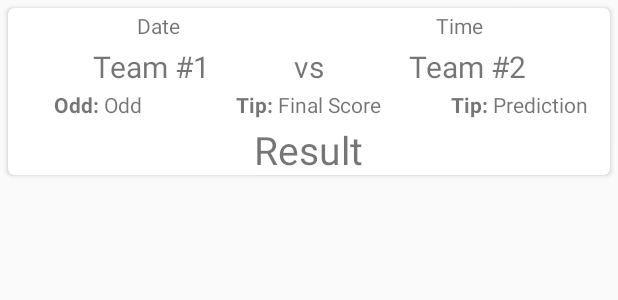
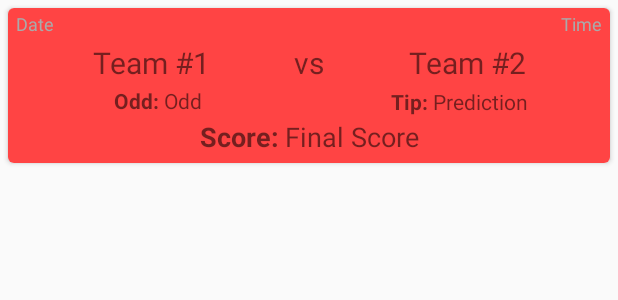
Before and after one commit to ExtinctSpecie/Betman, an Android app: the layout lv_adapter_tv_history.xml on its own in the app's theme, with its tools: preview values and no code run, on a phone screen of 412 x 824 dp. Shown: the top 300 px of the screen. Run offline under Robolectric (Android 15) with nearby library versions, the phone set to English and light mode, and no system bars.

Commit message:
history item xml changed

```diff
--- a/Betman/app/src/main/java/com/extinctspecie/betman/adapters/LVAdapterTVHistory.java
+++ b/Betman/app/src/main/java/com/extinctspecie/betman/adapters/LVAdapterTVHistory.java
@@ -1,10 +1,12 @@
 package com.extinctspecie.betman.adapters;
 
 import android.content.Context;
+import android.graphics.Color;
 import android.view.LayoutInflater;
 import android.view.View;
 import android.view.ViewGroup;
 import android.widget.BaseAdapter;
+import android.widget.LinearLayout;
 import android.widget.TextView;
 
 import com.extinctspecie.betman.R;
@@ -77,11 +79,12 @@ public class LVAdapterTVHistory extends BaseAdapter
             viewHolder.tvDate = (TextView) view.findViewById(R.id.tvDate);
             viewHolder.tvDate.setTypeface(Fonts.getSFDiegoSans());
 
-            viewHolder.tvResult = (TextView) view.findViewById(R.id.tvResult);
-            viewHolder.tvResult.setTypeface(Fonts.getSFDiegoSans());
 
             viewHolder.tvFinalScore = (TextView) view.findViewById(R.id.tvFinalScore);
-            viewHolder.tvFinalScore.setTypeface(Fonts.getSFDiegoSans());
+            //viewHolder.tvFinalScore.setTypeface(Fonts.getSFDiegoSans());
+
+
+            viewHolder.llHistoryItem = (LinearLayout) view.findViewById(R.id.llHistoryItem);
 
             //tvTemp = (TextView) view.findViewById(R.id.tvOddSymbol);
             //tvTemp.setTypeface(Fonts.getSFDiegoSans());
@@ -97,7 +100,7 @@ public class LVAdapterTVHistory extends BaseAdapter
 
         viewHolder.tvTime.setText(item.getTimeOfGame().substring(11,16));
 
-        viewHolder.tvDate.setText(item.getDateOfGame());
+        viewHolder.tvDate.setText(item.getDateOfGame().replace("-", "/"));
 
         viewHolder.tvTeamOne.setText(item.getTeamOne());
 
@@ -109,7 +112,10 @@ public class LVAdapterTVHistory extends BaseAdapter
 
         viewHolder.tvFinalScore.setText(item.getFinalScore());
 
-        viewHolder.tvResult.setText(item.getResult());
+        if (item.getResult().equals("true")){
+            viewHolder.llHistoryItem.setBackgroundColor(Color.parseColor("#69F0AE"));
+        }
+
 
 //        viewHolder.tvTime.setText(item.getTimeOfGame().substring(11,16));
 
@@ -123,8 +129,8 @@ public class LVAdapterTVHistory extends BaseAdapter
         TextView tvPrediction;
         TextView tvOdd;
         TextView tvDate;
-        TextView tvResult;
         TextView tvFinalScore;
+        LinearLayout llHistoryItem;
     }
 
 }
--- a/Betman/app/src/main/res/layout/lv_adapter_tv_history.xml
+++ b/Betman/app/src/main/res/layout/lv_adapter_tv_history.xml
@@ -16,9 +16,11 @@
         app:cardCornerRadius="4dp">
 
         <LinearLayout
+            android:id="@+id/llHistoryItem"
             android:layout_width="match_parent"
             android:layout_height="wrap_content"
-            android:orientation="vertical">
+            android:orientation="vertical"
+            android:background="@android:color/holo_red_light">
 
             <LinearLayout
                 android:layout_width="match_parent"
@@ -27,20 +29,26 @@
 
                 <TextView
                     android:id="@+id/tvDate"
-                    android:layout_width="match_parent"
+                    android:layout_width="0dp"
                     android:layout_height="wrap_content"
+                    android:layout_weight="0.5"
                     android:layout_marginTop="2dp"
-                    android:gravity="center"
-                    android:layout_weight="0.5"
+                    android:layout_marginLeft="5dp"
+                    android:textColor="@android:color/darker_gray"
+                    android:textSize="12sp"
                     android:text="Date" />
 
                 <TextView
                     android:id="@+id/tvTime"
-                    android:layout_width="match_parent"
+                    android:layout_width="0dp"
                     android:layout_height="wrap_content"
                     android:layout_marginTop="2dp"
-                    android:gravity="center"
                     android:layout_weight="0.5"
+                    android:gravity="end"
+                    android:layout_marginRight="5dp"
+                    android:textSize="12sp"
+                    android:textColor="@android:color/darker_gray"
+
                     android:text="Time" />
 
             </LinearLayout>
@@ -88,7 +96,7 @@
                     android:layout_width="0dp"
                     android:layout_height="wrap_content"
                     android:orientation="horizontal"
-                    android:layout_weight="0.3">
+                    android:layout_weight="0.5">
                 <TextView
                     android:id="@+id/tvOddSymbolText"
                     android:layout_width="wrap_content"
@@ -108,36 +116,13 @@
                     android:text="Odd" />
 
                 </LinearLayout>
+
                 <LinearLayout
                     android:layout_width="0dp"
                     android:layout_height="wrap_content"
                     android:orientation="horizontal"
-                    android:layout_weight="0.4">
-
-                    <TextView
-                        android:id="@+id/tvFinalScoreHelper"
-                        android:layout_width="wrap_content"
-                        android:layout_height="wrap_content"
-                        android:layout_marginTop="2dp"
-                        android:layout_weight="0.5"
-                        android:gravity="end"
-                        android:text="Tip: "
-                        android:textStyle="bold" />
-
-                    <TextView
-                        android:id="@+id/tvFinalScore"
-                        android:layout_width="wrap_content"
-                        android:layout_height="wrap_content"
-                        android:layout_marginTop="2dp"
-                        android:layout_weight="0.5"
-                        android:text="Final Score" />
-
-                </LinearLayout>
-                <LinearLayout
-                    android:layout_width="0dp"
-                    android:layout_height="wrap_content"
-                    android:orientation="horizontal"
-                    android:layout_weight="0.3">
+                    android:layout_weight="0.5"
+                    android:gravity="center">
 
                     <TextView
                         android:id="@+id/tvPredictionHelper"
@@ -165,15 +150,28 @@
             <LinearLayout
                 android:layout_width="match_parent"
                 android:layout_height="wrap_content"
-                android:gravity="center">
+                android:layout_marginBottom="5dp"
+                >
 
-                <TextView
-                    android:id="@+id/tvResult"
-                    android:layout_width="wrap_content"
-                    android:layout_height="wrap_content"
-                    android:layout_marginTop="2dp"
-                    android:textSize="26dp"
-                    android:text="Result"/>
+                    <TextView
+                        android:id="@+id/tvFinalScoreHelper"
+                        android:layout_width="wrap_content"
+                        android:layout_height="wrap_content"
+                        android:layout_marginTop="2dp"
+                        android:layout_weight="0.5"
+                        android:gravity="end"
+                        android:textSize="18sp"
+                        android:text="Score: "
+                        android:textStyle="bold" />
+
+                    <TextView
+                        android:id="@+id/tvFinalScore"
+                        android:layout_width="wrap_content"
+                        android:layout_height="wrap_content"
+                        android:layout_marginTop="2dp"
+                        android:textSize="18sp"
+                        android:layout_weight="0.5"
+                        android:text="Final Score" />
 
             </LinearLayout>
 
--- a/Betman/app/src/main/res/values/colors.xml
+++ b/Betman/app/src/main/res/values/colors.xml
@@ -9,4 +9,5 @@
     <color name="black">#000000</color>
     <color name="tabActive">#505050</color>
     <color name="tabInactive">#600050</color>
+    <color name="historyWonGreen">#69F0AE</color>
 </resources>
```
